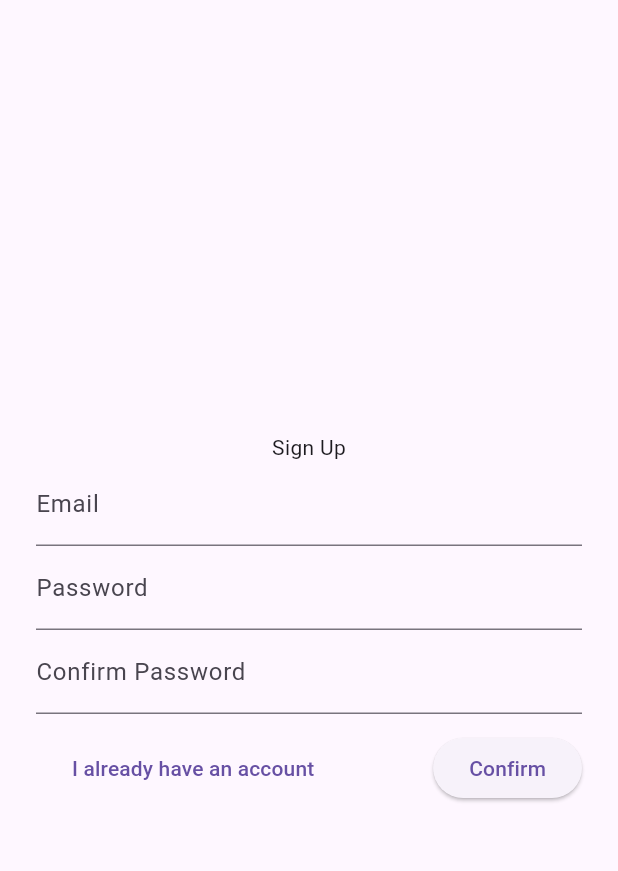
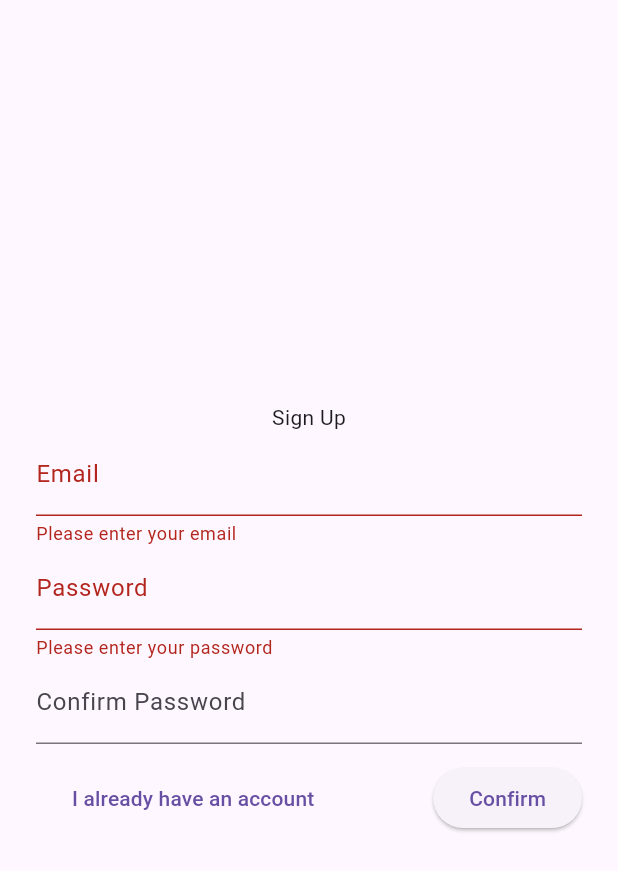
Before and after one commit to curtis-clement/study_app, a Flutter app: the screen it shows after launch, after a tap on "Confirm", on a phone screen of 412 x 824 dp. Shown: the top 871 px of the screen. Run offline on Flutter 3.47's test engine with Material 3 defaults, Android fonts, the phone set to English and light mode, and no system bars.

Commit message:
add validation to sign up form

```diff
--- a/lib/screens/login_screen.dart
+++ b/lib/screens/login_screen.dart
@@ -0,0 +1,17 @@
+import 'package:flutter/material.dart';
+
+class LoginScreen extends StatefulWidget {
+  const LoginScreen({super.key});
+
+  @override
+  State<LoginScreen> createState() => _LoginScreenState();
+}
+
+class _LoginScreenState extends State<LoginScreen> {
+  @override
+  Widget build(BuildContext context) {
+    return Scaffold(
+      body: Container(child: Text('Login Screen')),
+    );
+  }
+}
--- a/lib/screens/sign_up_screen.dart
+++ b/lib/screens/sign_up_screen.dart
@@ -1,4 +1,5 @@
 import 'package:flutter/material.dart';
+import 'package:study_app/screens/login_screen.dart';
 
 class SignUpScreen extends StatefulWidget {
   const SignUpScreen({super.key});
@@ -8,6 +9,12 @@ class SignUpScreen extends StatefulWidget {
 }
 
 class _SignUpScreenState extends State<SignUpScreen> {
+  final _formKey = GlobalKey<FormState>();
+
+  final _emailController = TextEditingController();
+  final _passwordController = TextEditingController();
+  final _confirmPasswordController = TextEditingController();
+
   @override
   Widget build(BuildContext context) {
     return Scaffold(
@@ -15,18 +22,55 @@ class _SignUpScreenState extends State<SignUpScreen> {
         child: Container(
           padding: EdgeInsets.all(24),
           height: MediaQuery.of(context).size.height,
+          child: Form(
+            key: _formKey,
             child: Column(
               mainAxisAlignment: MainAxisAlignment.center,
               children: [
                 Text('Sign Up'),
-              TextField(
+                TextFormField(
+                  controller: _emailController,
                   decoration: InputDecoration(labelText: 'Email'),
+                  textCapitalization: TextCapitalization.none,
+                  keyboardType: TextInputType.emailAddress,
+                  validator: (value) {
+                    if (value == null || value.isEmpty) {
+                      return 'Please enter your email';
+                    }
+                    if (!RegExp(
+                            r'^[a-zA-Z0-9._%+-]+@[a-zA-Z0-9.-]+\.[a-zA-Z]{2,}$')
+                        .hasMatch(value)) {
+                      return 'Please enter a valid email';
+                    }
+                    return null;
+                  },
                 ),
-              TextField(
+                TextFormField(
+                  controller: _passwordController,
                   decoration: InputDecoration(labelText: 'Password'),
+                  textCapitalization: TextCapitalization.none,
+                  obscureText: true,
+                  validator: (value) {
+                    if (value == null || value.isEmpty) {
+                      return 'Please enter your password';
+                    }
+                    if (value.length < 8) {
+                      return 'Password must be at least 8 characters';
+                    }
+                    return null;
+                  },
                 ),
-              TextField(
+                TextFormField(
+                  controller: _confirmPasswordController,
                   decoration: InputDecoration(labelText: 'Confirm Password'),
+                  textCapitalization: TextCapitalization.none,
+                  obscureText: true,
+                  validator: (value) {
+                    if (value != _passwordController.text) {
+                      return 'Passwords do not match';
+                    }
+                    return null;
+                  },
                 ),
                 Container(
                   margin: EdgeInsets.only(top: 12),
@@ -36,13 +80,30 @@ class _SignUpScreenState extends State<SignUpScreen> {
                       ElevatedButton(
                         style: ButtonStyle(
                           elevation: WidgetStateProperty.all(0),
-                        backgroundColor: WidgetStateProperty.all(Colors.transparent),
+                          backgroundColor:
+                              WidgetStateProperty.all(Colors.transparent),
                         ),
-                      onPressed: () {},
+                        onPressed: () {
+                          Navigator.push(
+                            context,
+                            MaterialPageRoute(
+                              builder: (context) => LoginScreen(),
+                            ),
+                          );
+                        },
                         child: Text('I already have an account'),
                       ),
                       ElevatedButton(
-                      onPressed: () {},
+                        onPressed: () {
+                          if (_formKey.currentState!.validate()) {
+                            ScaffoldMessenger.of(context).showSnackBar(
+                              SnackBar(
+                                content: Text(
+                                    'Form is valid - you signed up!'),
+                              ),
+                            );
+                          }
+                        },
                         child: Text('Confirm'),
                       ),
                     ],
@@ -52,6 +113,7 @@ class _SignUpScreenState extends State<SignUpScreen> {
             ),
           ),
         ),
+      ),
     );
   }
 }
```
Lines whose indentation alone changed are shown as unchanged.
